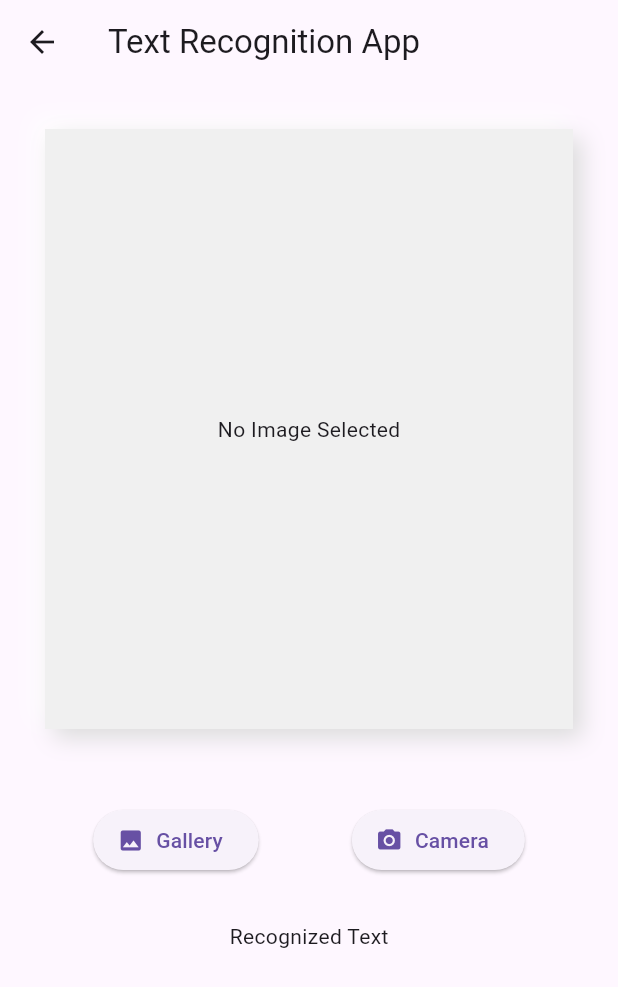
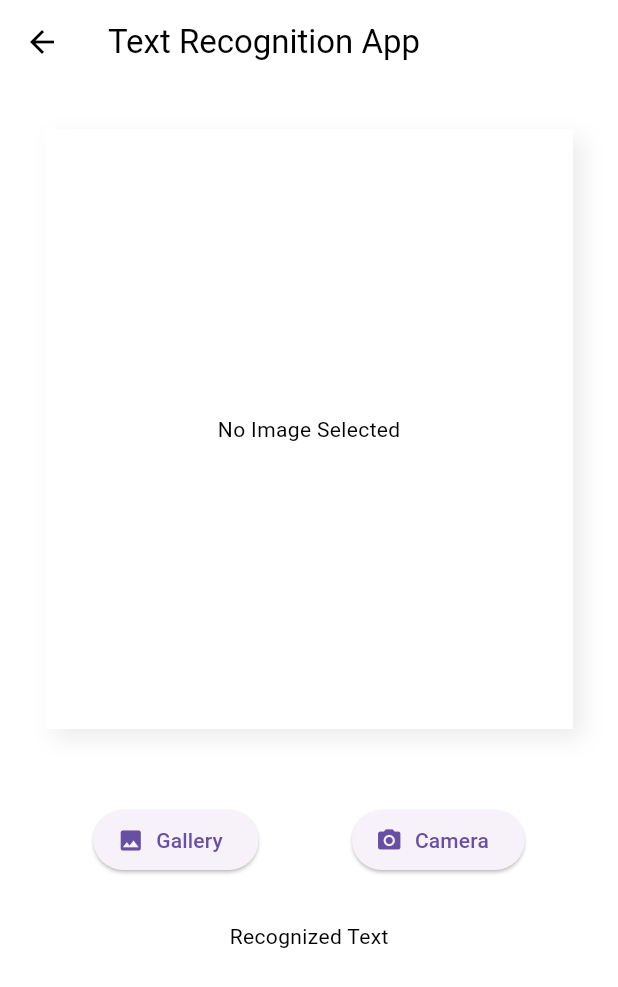
Before and after one commit to hazziii/hazifanasir, a Flutter app: the screen it shows once a user with an empty profile is signed in, after a tap on the "camera alt" icon, on a phone screen of 412 x 824 dp. Shown: the top 987 px of the screen. Run offline on Flutter 3.47's test engine with Material 3 defaults, Android fonts, the light colour scheme and no system bars; drawn by our look-alikes of clay_containers; our stand-ins replace animated_text_kit, firebase_auth, firebase_core, firebase_database, flutter_spinkit, flutter_tts and 2 more; missing offline and left inert: google_ml_kit, translator; accounts and stored records are empty.

Commit message:
added dark mode to homepage and image to text page

```diff
--- a/lib/pages/home_page.dart
+++ b/lib/pages/home_page.dart
@@ -64,11 +64,35 @@ class HomeScreen extends StatefulWidget {
 class _HomeScreenState extends State<HomeScreen> {
   //translation code
 
+  bool darkMode = false;
+
+  var backColor = Colors.white;
+  var barColor = Colors.white;
+  var textColor = Colors.black;
+
   final outputController = TextEditingController(text: "Result here...");
   final translator = GoogleTranslator();
   String inputText = '';
   String inputLanguage = 'English';
   String outputLanguage = 'English';
+
+  void setLightMode() {
+    setState(() {
+      backColor = Colors.white;
+      barColor = Colors.white;
+      textColor = Colors.black;
+      darkMode = false;
+    });
+  }
+
+  void setDarkMode() {
+    setState(() {
+      backColor = Colors.black87;
+      barColor = Colors.black;
+      textColor = Colors.white;
+      darkMode = true;
+    });
+  }
 
   Map swapCodes = {
     'English': 'en',
@@ -154,8 +178,25 @@ class _HomeScreenState extends State<HomeScreen> {
       },
     );
     String uid = getId();
+
     return Scaffold(
+      backgroundColor: backColor,
       appBar: AppBar(
+        backgroundColor: barColor,
+        leading: darkMode == false
+            ? IconButton(
+                onPressed: () {
+                  setDarkMode();
+                },
+                icon: Icon(Icons.dark_mode_rounded))
+            : IconButton(
+                onPressed: () {
+                  setLightMode();
+                },
+                icon: Icon(
+                  Icons.light_mode_rounded,
+                  color: Colors.white,
+                )),
         actions: [
           IconButton(
               onPressed: () {
@@ -165,7 +206,10 @@ class _HomeScreenState extends State<HomeScreen> {
                   ),
                 ));
               },
-              icon: Icon(Icons.history)),
+              icon: Icon(
+                Icons.history,
+                color: textColor,
+              )),
         ],
         //leading:
       ),
@@ -182,9 +226,11 @@ class _HomeScreenState extends State<HomeScreen> {
                         height: 250,
                       ),
                       TextField(
+                        style: TextStyle(color: textColor),
                         controller: inputController,
                         maxLines: 5,
                         decoration: InputDecoration(
+                          hintStyle: TextStyle(color: textColor),
                           border: OutlineInputBorder(),
                           hintText: "Enter Text to translate",
                         ),
@@ -245,6 +291,7 @@ class _HomeScreenState extends State<HomeScreen> {
                           Row(
                             children: [
                               DropdownButton<String>(
+                                style: TextStyle(color: textColor),
                                 value: inputLanguage,
                                 onChanged: (newValue) {
                                   setState(() {
@@ -271,14 +318,21 @@ class _HomeScreenState extends State<HomeScreen> {
                               ),
                               IconButton(
                                 onPressed: () => speakInput(inputText),
-                                icon: Icon(Icons.volume_up),
+                                icon: Icon(
+                                  Icons.volume_up,
+                                  color: textColor,
+                                ),
                               ),
                             ],
                           ),
-                          Icon(Icons.arrow_forward_outlined),
+                          Icon(
+                            Icons.arrow_forward_outlined,
+                            color: textColor,
+                          ),
                           Row(
                             children: [
                               DropdownButton<String>(
+                                style: TextStyle(color: textColor),
                                 value: outputLanguage,
                                 onChanged: (newValue) {
                                   setState(() {
@@ -306,7 +360,10 @@ class _HomeScreenState extends State<HomeScreen> {
                               IconButton(
                                 onPressed: () => speakOutput(
                                     outputController.text.toString()),
-                                icon: Icon(Icons.volume_up),
+                                icon: Icon(
+                                  Icons.volume_up,
+                                  color: textColor,
+                                ),
                               ),
                             ],
                           ),
@@ -315,10 +372,17 @@ class _HomeScreenState extends State<HomeScreen> {
                       IconButton(
                           onPressed: () {
                             Navigator.of(context).push(MaterialPageRoute(
-                              builder: (context) => textRS(),
+                              builder: (context) => textRS(
+                                backColor: backColor,
+                                barColor: barColor,
+                                textColor: textColor,
+                              ),
                             ));
                           },
-                          icon: Icon(Icons.camera_alt)),
+                          icon: Icon(
+                            Icons.camera_alt,
+                            color: textColor,
+                          )),
                       SizedBox(height: 16),
                       ElevatedButton(
                         onPressed: translateText,
@@ -331,9 +395,11 @@ class _HomeScreenState extends State<HomeScreen> {
                       ),
                       SizedBox(height: 30),
                       TextField(
+                        style: TextStyle(color: textColor),
                         controller: outputController,
                         maxLines: 5,
                         decoration: InputDecoration(
+                          hintStyle: TextStyle(color: textColor),
                           border: OutlineInputBorder(),
                         ),
                         onChanged: (value) {
--- a/lib/pages/image_to_text.dart
+++ b/lib/pages/image_to_text.dart
@@ -8,6 +8,13 @@ import 'package:image_picker/image_picker.dart';
 import 'package:google_ml_kit/google_ml_kit.dart';
 
 class textRS extends StatefulWidget {
+  var backColor, barColor, textColor;
+  textRS({
+    super.key,
+    required this.backColor,
+    required this.barColor,
+    required this.textColor,
+  });
   @override
   _textRSState createState() => _textRSState();
 }
@@ -52,8 +59,10 @@ class _textRSState extends State<textRS> {
   @override
   Widget build(BuildContext context) {
     return Scaffold(
-      appBar: AppBar(
-        title: Text('Text Recognition App'),
+      backgroundColor: widget.backColor,
+      appBar: AppBar(iconTheme: IconThemeData(color: widget.textColor),
+        backgroundColor: widget.barColor,
+        title: Text('Text Recognition App',style: TextStyle(color: widget.textColor),),
       ),
       body: ListView(
         shrinkWrap: true,
@@ -62,10 +71,10 @@ class _textRSState extends State<textRS> {
               ? Padding(
                   padding:
                       const EdgeInsets.symmetric(horizontal: 30, vertical: 30),
-                  child: ClayContainer(
+                  child: ClayContainer(color: widget.barColor,
                     height: 400,
                     child: Center(
-                      child: Text('No Image Selected'),
+                      child: Text('No Image Selected',style: TextStyle(color: widget.textColor)),
                     ),
                   ),
                 )
@@ -96,7 +105,7 @@ class _textRSState extends State<textRS> {
             ],
           ),
           SizedBox(height: 30),
-          Center(child: Text('Recognized Text')),
+          Center(child: Text('Recognized Text',style: TextStyle(color: widget.textColor),)),
           SizedBox(height: 10),
           scanning
               ? Padding(
@@ -109,14 +118,13 @@ class _textRSState extends State<textRS> {
                   child: mytext != ''
                       ? Column(
                           children: [
-
                             AnimatedTextKit(
                                 isRepeatingAnimation: false,
                                 animatedTexts: [
                                   TypewriterAnimatedText(mytext,
                                       textAlign: TextAlign.center,
                                       textStyle: TextStyle(
-                                          fontWeight: FontWeight.bold)),
+                                          fontWeight: FontWeight.bold,color: widget.textColor)),
                                 ]),
                             SizedBox(
                               height: 10,
@@ -126,10 +134,10 @@ class _textRSState extends State<textRS> {
                                   Clipboard.setData(
                                       ClipboardData(text: mytext));
                                 },
-                                icon: Icon(Icons.copy_rounded)),
+                                icon: Icon(Icons.copy_rounded,color: widget.textColor,)),
                             Text(
                               'Copy to Clipboard',
-                              style: TextStyle(fontSize: 10),
+                              style: TextStyle(fontSize: 10,color: widget.textColor),
                             ),
                           ],
                         )
```
Also changed, not shown: assets/img.png.
